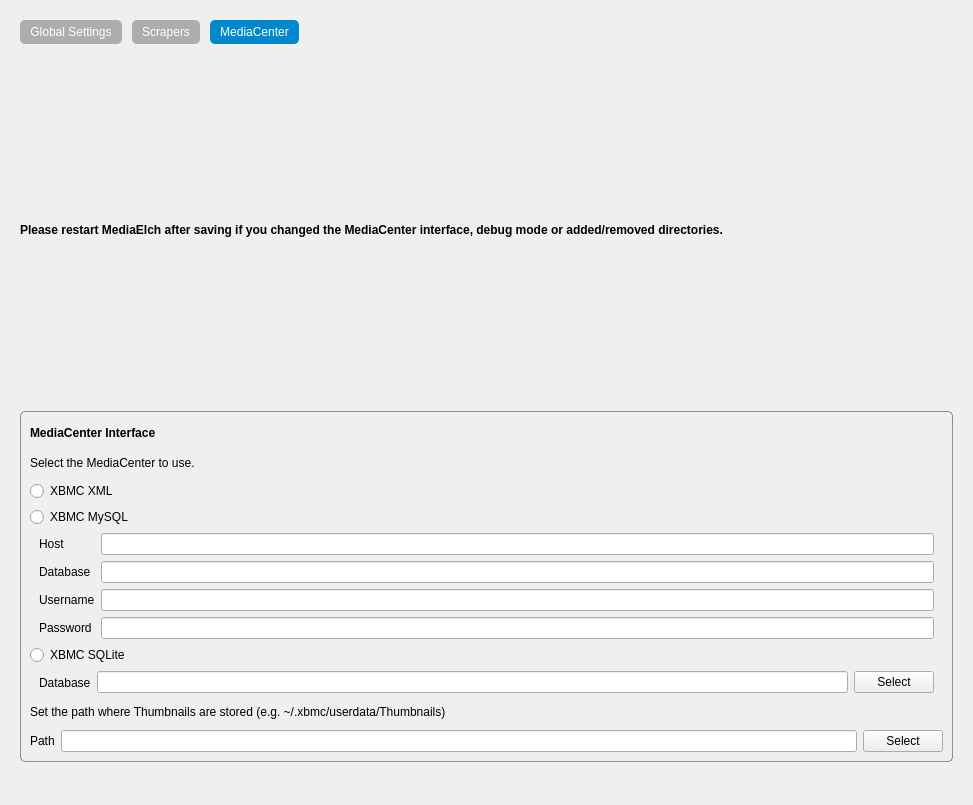
Komet/MediaElch, file settings/Settings.ui: the form before one commit.
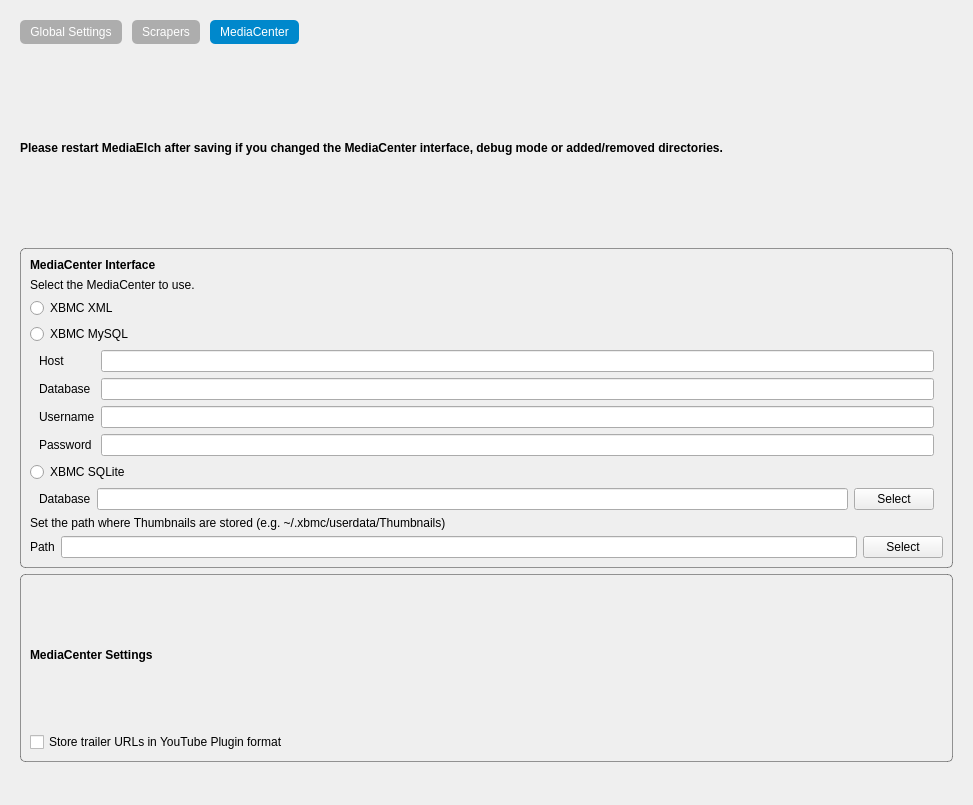
The form after the commit. The open tabs and pages were chosen to show the change. Icons and pictures are not drawn.

Commit message: Fixes #55 Option to save trailer urls in YouTube plugin format

```diff
--- a/settings/Settings.ui
+++ b/settings/Settings.ui
@@ -648,6 +648,38 @@
          </layout>
         </widget>
        </item>
+       <item>
+        <widget class="QGroupBox" name="groupBox_6">
+         <property name="title">
+          <string/>
+         </property>
+         <layout class="QVBoxLayout" name="verticalLayout_8">
+          <item>
+           <widget class="QLabel" name="label_14">
+            <property name="font">
+             <font>
+              <weight>75</weight>
+              <bold>true</bold>
+             </font>
+            </property>
+            <property name="text">
+             <string>MediaCenter Settings</string>
+            </property>
+           </widget>
+          </item>
+          <item>
+           <widget class="QCheckBox" name="useYoutubePluginUrls">
+            <property name="toolTip">
+             <string>Stores YouTube URLs like &quot;http://www.youtube.com/watch?v=123&quot; as &quot;plugin://plugin.video.youtube/?action=play_video&amp;videoid=123&quot;</string>
+            </property>
+            <property name="text">
+             <string>Store trailer URLs in YouTube Plugin format</string>
+            </property>
+           </widget>
+          </item>
+         </layout>
+        </widget>
+       </item>
       </layout>
      </widget>
     </widget>
```
The commit also changes 10 other files.
